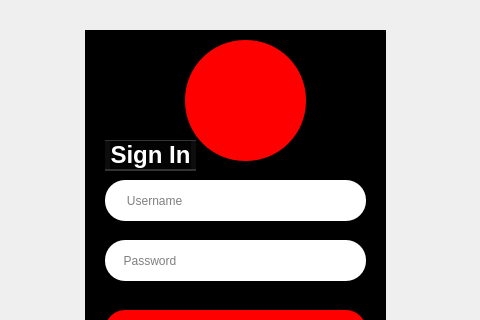
sagarpaudell/Pitchers, file loginwin.ui: the form before one commit; both pictures show x 175 to 655 and y 0 to 320 of the 763 by 424 pixel window.
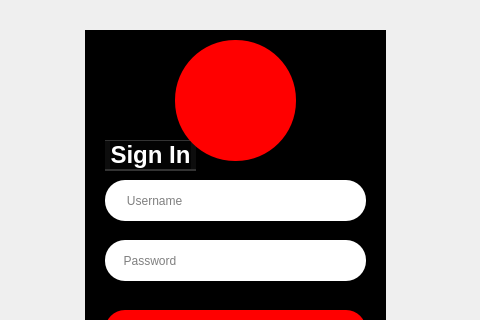
The form after the commit. Icons and pictures are not drawn.

What changed in the file:
```diff
--- a/loginwin.ui
+++ b/loginwin.ui
@@ -32,10 +32,7 @@
 
 }
 
-QPushButton{
-background:red;
-border-radius:20px;
-}
+
 
 QToolButton{
 background:red;
@@ -45,10 +42,7 @@
 QLabel{
 color:white
 }
-QPushButton:hover{
-color:white;
-border-radius:20px;
-}
+
 
 QLineEdit
 {
@@ -125,6 +119,17 @@
        <pointsize>14</pointsize>
       </font>
      </property>
+     <property name="styleSheet">
+      <string notr="true">#loginButton{
+background:red;
+border-radius:20px;
+}
+#loginButton:hover{
+color:white;
+border-radius:20px;
+}
+</string>
+     </property>
      <property name="text">
       <string>Sign In</string>
      </property>
@@ -138,9 +143,15 @@
        <height>41</height>
       </rect>
      </property>
+     <property name="cursor">
+      <cursorShape>PointingHandCursor</cursorShape>
+     </property>
      <property name="text">
       <string/>
      </property>
+     <property name="echoMode">
+      <enum>QLineEdit::Password</enum>
+     </property>
      <property name="placeholderText">
       <string>     Password</string>
      </property>
@@ -154,36 +165,20 @@
        <height>21</height>
       </rect>
      </property>
+     <property name="styleSheet">
+      <string notr="true">#signupButton{
+background:red;
+border-radius:20px;
+}
+#signupButton:hover{
+color:white;
+border-radius:20px;
+}</string>
+     </property>
      <property name="text">
       <string>Sign up?</string>
      </property>
     </widget>
-    <widget class="QToolButton" name="usericon">
-     <property name="geometry">
-      <rect>
-       <x>100</x>
-       <y>10</y>
-       <width>121</width>
-       <height>121</height>
-      </rect>
-     </property>
-     <property name="text">
-      <string/>
-     </property>
-     <property name="icon">
-      <iconset>
-       <normaloff>C:/Users/Data User/Downloads/65100770_869909930042097_1192449484496306176_n.png</normaloff>C:/Users/Data User/Downloads/65100770_869909930042097_1192449484496306176_n.png</iconset>
-     </property>
-     <property name="iconSize">
-      <size>
-       <width>128</width>
-       <height>128</height>
-      </size>
-     </property>
-     <property name="autoRaise">
-      <bool>false</bool>
-     </property>
-    </widget>
     <widget class="QLineEdit" name="username">
      <property name="geometry">
       <rect>
@@ -200,6 +195,26 @@
       <string>      Username</string>
      </property>
     </widget>
+    <widget class="QLabel" name="welcomelabel">
+     <property name="geometry">
+      <rect>
+       <x>90</x>
+       <y>10</y>
+       <width>121</width>
+       <height>121</height>
+      </rect>
+     </property>
+     <property name="styleSheet">
+      <string notr="true">
+background:red;
+border-radius:60px;
+
+</string>
+     </property>
+     <property name="text">
+      <string/>
+     </property>
+    </widget>
    </widget>
   </widget>
  </widget>
```
